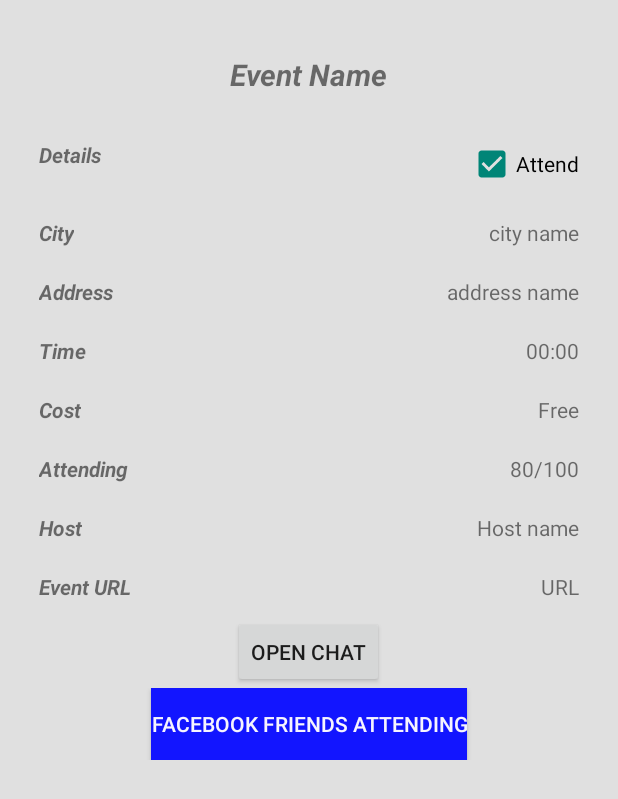
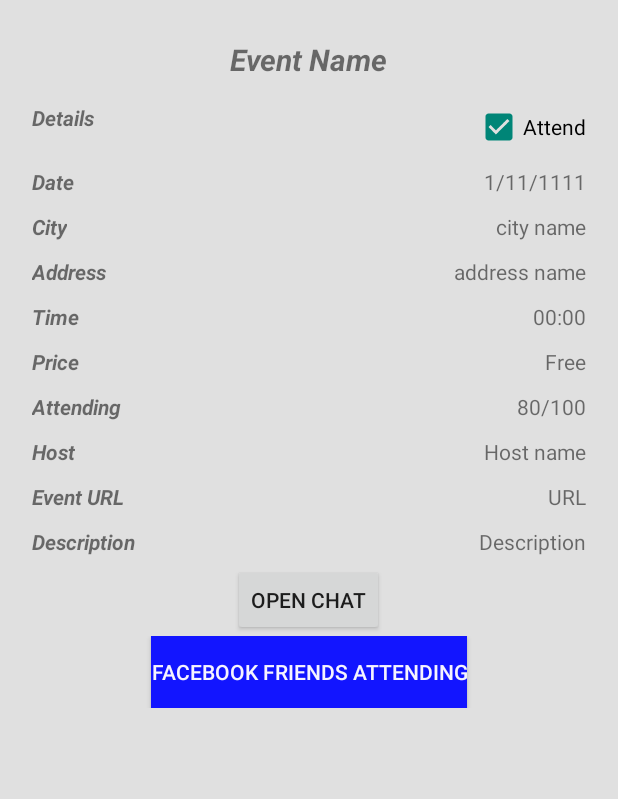
Before and after one commit to denbedilov/ATTENDER, an Android app: the Event_Page_Activity screen opened directly, with no data from a screen before it, on a phone screen of 412 x 824 dp. Shown: the top 799 px of the screen. Run offline under Robolectric (Android 15) with nearby library versions, the phone set to English and light mode, and no system bars; libraries missing offline, so code that uses them is left out: com.facebook; plain views replace LoginButton; 9 statements that could not run were skipped.

Commit message:
updated show event page
pre-tested

```diff
--- a/app/src/main/java/com/attender/rita/attender/Event.java
+++ b/app/src/main/java/com/attender/rita/attender/Event.java
@@ -1,11 +1,12 @@
 package com.attender.rita.attender;
 import java.sql.Time;
 import java.util.Date;
+import java.io.Serializable;
 
 /**
  *
  */
-public class Event
+public class Event implements Serializable
 {
     public Event(String id, String date, String name, String time, String city, String address, String description, String eventUrl, String host, String price, Date dateObject)
     {
--- a/app/src/main/java/com/attender/rita/attender/Event_Page_Activity.java
+++ b/app/src/main/java/com/attender/rita/attender/Event_Page_Activity.java
@@ -6,19 +6,57 @@ import android.support.v7.app.ActionBarActivity;
 import android.os.Bundle;
 import android.view.Menu;
 import android.view.MenuItem;
+import android.widget.TextView;
 
 import com.attender.R;
 
 
 public class Event_Page_Activity extends Activity {
-
+    Event currEvent;
     @Override
-    protected void onCreate(Bundle savedInstanceState) {
+    protected void onCreate(Bundle savedInstanceState)
+    {
+        TextView tv;
         super.onCreate(savedInstanceState);
         setContentView(R.layout.activity_event__page_);
         Intent myIntent=getIntent();
-        int curId = 0;
-        myIntent.getIntExtra("currentEventId", curId);
+        currEvent=  (Event)myIntent.getSerializableExtra("CurrentEvent");
+
+        //==========  DATE   ==================
+        tv =(TextView)findViewById(R.id.date_lbl);//TODO - ADD DATE
+        tv.setText(currEvent.getDate());
+
+        //==========  NAME   ==================
+        tv =(TextView)findViewById(R.id.evName_lbl);
+        tv.setText(currEvent.getName());
+
+        //==========  TIME   ==================
+        tv =(TextView)findViewById(R.id.time_lbl);
+        tv.setText(currEvent.getTime());
+
+        //==========  CITY   ==================
+        tv =(TextView)findViewById(R.id.cityName_lbl);
+        tv.setText(currEvent.getCity());
+
+        //==========  ADDRESS   ==================
+        tv =(TextView)findViewById(R.id.address_lbl);
+        tv.setText(currEvent.getAddress());
+
+        //==========  DESCRIPTION   ==================
+        tv =(TextView)findViewById(R.id.description_lbl);    ///TO ADD
+        tv.setText(currEvent.getDescription());
+
+        //==========  EVENT URL   ==================
+        tv =(TextView)findViewById(R.id.url_lbl);
+        tv.setText(currEvent.getEventUrl());
+
+        //==========  HOST   ==================
+        tv =(TextView)findViewById(R.id.host_lbl);
+        tv.setText(currEvent.getHost());
+
+        //==========  PRICE   ==================
+        tv =(TextView)findViewById(R.id.price_lbl);  //chang to price
+        tv.setText(currEvent.getPrice());
 
     }
 
--- a/app/src/main/java/com/attender/rita/attender/searchEventActivity.java
+++ b/app/src/main/java/com/attender/rita/attender/searchEventActivity.java
@@ -44,9 +44,8 @@ public class searchEventActivity extends Activity
 
             public void onItemClick(AdapterView<?> parent, View view, int position, long id) {
                 Intent myIntent = new Intent(getApplicationContext(), Event_Page_Activity.class);
-                this.position = position;
                 int eventNum= this.position;
-                myIntent.putExtra("currentEventId",events.get(eventNum).getId());
+                myIntent.putExtra("currentEvent",events.get(eventNum));
                 startActivity(myIntent);
             }
         });
--- a/app/src/main/res/layout/activity_event__page_.xml
+++ b/app/src/main/res/layout/activity_event__page_.xml
@@ -15,14 +15,15 @@
         android:gravity="center_horizontal"
         android:orientation="horizontal"
         android:id="@+id/firstLine"
-        android:padding="20dp">
+        android:padding="10dp">
 
     <TextView
         android:layout_height="wrap_content"
         android:layout_width="wrap_content"
         android:text="Event Name"
         android:textStyle="bold|italic"
-        android:textSize="20dp">
+        android:textSize="20dp"
+        android:id="@+id/evName_lbl">
     </TextView>
     </LinearLayout>
 
@@ -31,7 +32,7 @@
         android:layout_height="wrap_content"
         android:orientation="horizontal"
         android:id="@+id/secondLine"
-        android:padding="10dp">
+        android:padding="5dp">
 
         <TextView
             android:layout_height="wrap_content"
@@ -62,8 +63,39 @@
         android:layout_height="wrap_content"
         android:layout_gravity="center_horizontal"
         android:orientation="horizontal"
+        android:id="@+id/eleventhLine"
+        android:padding="5dp">
+
+        <TextView
+            android:layout_height="wrap_content"
+            android:layout_width="wrap_content"
+            android:text="Date"
+            android:textStyle="bold|italic"
+            >
+        </TextView>
+
+        <LinearLayout
+            android:layout_width="match_parent"
+            android:layout_height="wrap_content"
+            android:orientation="vertical"
+            android:gravity="right">
+
+            <TextView
+                android:layout_height="wrap_content"
+                android:layout_width="wrap_content"
+                android:text="1/11/1111"
+                android:id="@+id/date_lbl"
+                >
+            </TextView>
+        </LinearLayout>
+    </LinearLayout>
+    <LinearLayout
+        android:layout_width="match_parent"
+        android:layout_height="wrap_content"
+        android:layout_gravity="center_horizontal"
+        android:orientation="horizontal"
         android:id="@+id/thirdLine"
-        android:padding="10dp">
+        android:padding="5dp">
 
         <TextView
             android:layout_height="wrap_content"
@@ -95,7 +127,7 @@
         android:layout_gravity="center_horizontal"
         android:orientation="horizontal"
         android:id="@+id/forthLine"
-        android:padding="10dp">
+        android:padding="5dp">
 
         <TextView
             android:layout_height="wrap_content"
@@ -127,7 +159,7 @@
         android:layout_gravity="center_horizontal"
         android:orientation="horizontal"
         android:id="@+id/fifthLine"
-        android:padding="10dp">
+        android:padding="5dp">
 
         <TextView
             android:layout_height="wrap_content"
@@ -159,12 +191,12 @@
         android:layout_gravity="center_horizontal"
         android:orientation="horizontal"
         android:id="@+id/sixthLine"
-        android:padding="10dp">
+        android:padding="5dp">
 
         <TextView
             android:layout_height="wrap_content"
             android:layout_width="wrap_content"
-            android:text="Cost"
+            android:text="Price"
             android:textStyle="bold|italic"
             >
         </TextView>
@@ -179,7 +211,7 @@
                 android:layout_height="wrap_content"
                 android:layout_width="wrap_content"
                 android:text="Free"
-                android:id="@+id/cost_lbl"
+                android:id="@+id/price_lbl"
                 >
             </TextView>
         </LinearLayout>
@@ -192,7 +224,7 @@
         android:layout_gravity="center_horizontal"
         android:orientation="horizontal"
         android:id="@+id/seventhLine"
-        android:padding="10dp">
+        android:padding="5dp">
 
         <TextView
             android:layout_height="wrap_content"
@@ -225,7 +257,7 @@
         android:layout_gravity="center_horizontal"
         android:orientation="horizontal"
         android:id="@+id/eighthLine"
-        android:padding="10dp">
+        android:padding="5dp">
 
         <TextView
             android:layout_height="wrap_content"
@@ -257,7 +289,7 @@
         android:layout_gravity="center_horizontal"
         android:orientation="horizontal"
         android:id="@+id/ninthLine"
-        android:padding="10dp">
+        android:padding="5dp">
 
         <TextView
             android:layout_height="wrap_content"
@@ -282,6 +314,40 @@
             </TextView>
         </LinearLayout>
     </LinearLayout>
+
+    <LinearLayout
+        android:layout_width="match_parent"
+        android:layout_height="wrap_content"
+        android:layout_gravity="center_horizontal"
+        android:orientation="horizontal"
+        android:id="@+id/tenthLine"
+        android:padding="5dp">
+
+        <TextView
+            android:layout_height="wrap_content"
+            android:layout_width="wrap_content"
+            android:text="Description"
+            android:textStyle="bold|italic"
+            >
+        </TextView>
+
+        <LinearLayout
+            android:layout_width="match_parent"
+            android:layout_height="wrap_content"
+            android:orientation="vertical"
+            android:gravity="right">
+
+            <TextView
+                android:layout_height="wrap_content"
+                android:layout_width="wrap_content"
+                android:text="Description"
+                android:id="@+id/description_lbl"
+                >
+            </TextView>
+        </LinearLayout>
+    </LinearLayout>
+
+
 
     <LinearLayout
         android:layout_width="match_parent"
```
